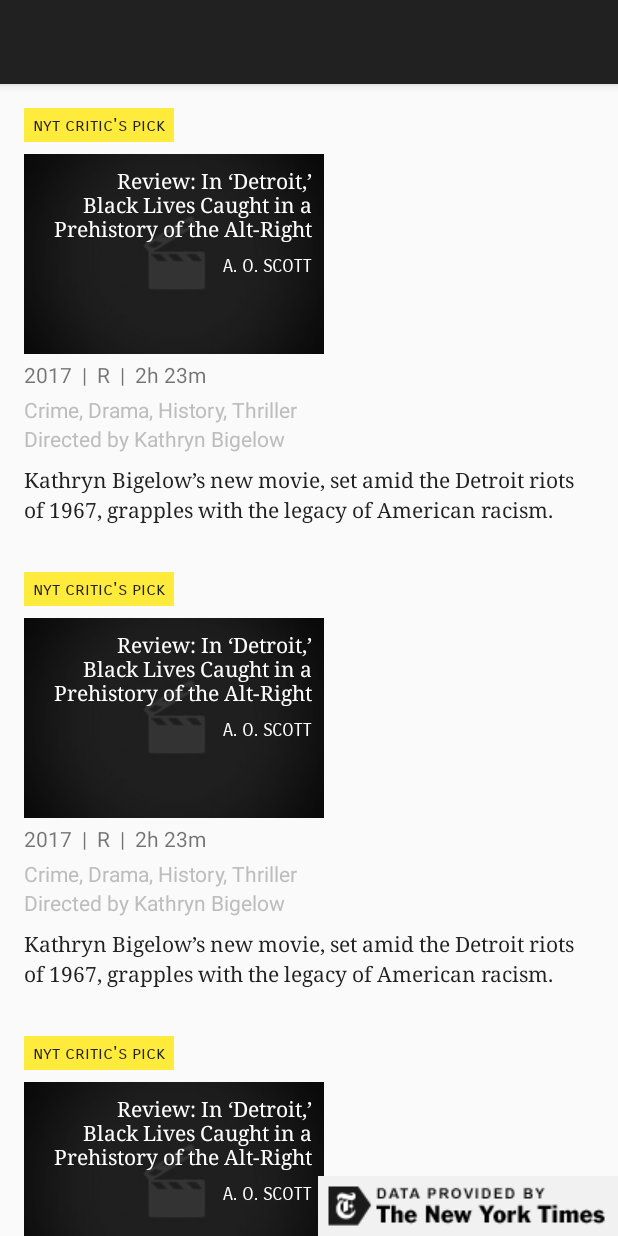
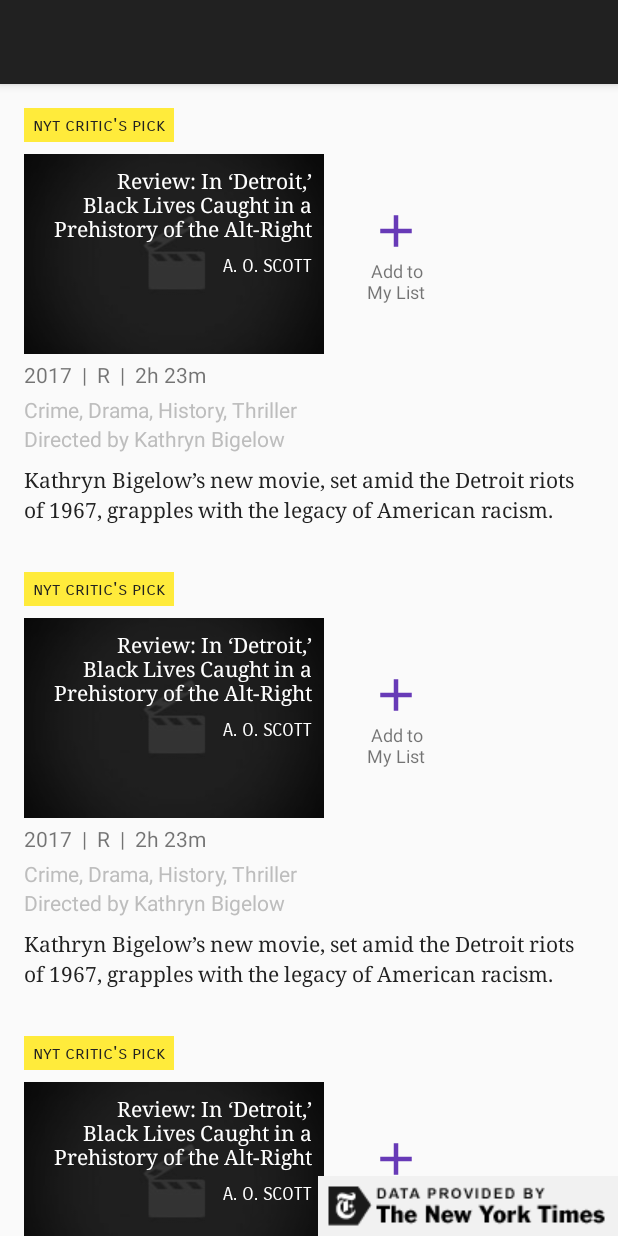
Before and after one commit to firekesti/NYTimes-Movies, an Android app: the layout activity_main.xml on its own in the app's theme, with its tools: preview values and no code run, on a phone screen of 412 x 824 dp. Run offline under Robolectric (Android 15) with nearby library versions, the phone set to English and light mode, and no system bars.

Commit message:
add view for add/remove from list

```diff
--- /dev/null
+++ b/app/src/main/res/drawable/add_icon.xml
@@ -0,0 +1,4 @@
+<?xml version="1.0" encoding="utf-8"?>
+<bitmap xmlns:android="http://schemas.android.com/apk/res/android"
+        android:src="@drawable/ic_add_black_36dp"
+        android:tint="@color/colorAccent"/>
--- /dev/null
+++ b/app/src/main/res/drawable/remove_icon.xml
@@ -0,0 +1,4 @@
+<?xml version="1.0" encoding="utf-8"?>
+<bitmap xmlns:android="http://schemas.android.com/apk/res/android"
+        android:src="@drawable/ic_check_black_36dp"
+        android:tint="@color/colorAccent"/>
--- a/app/src/main/res/layout/movie_item.xml
+++ b/app/src/main/res/layout/movie_item.xml
@@ -89,6 +89,21 @@
         tools:text="A. O. SCOTT"/>
 
     <TextView
+        android:id="@+id/my_list_toggle"
+        android:layout_width="80dp"
+        android:layout_height="wrap_content"
+        android:layout_marginStart="8dp"
+        android:clickable="true"
+        android:drawableTop="@drawable/add_icon"
+        android:text="@string/add_to_list"
+        android:focusable="true"
+        android:gravity="center"
+        android:textSize="12sp"
+        app:layout_constraintBottom_toBottomOf="@id/thumbnail"
+        app:layout_constraintStart_toEndOf="@id/thumbnail"
+        app:layout_constraintTop_toTopOf="@id/thumbnail"/>
+
+    <TextView
         android:id="@+id/year_rating_runtime"
         android:layout_width="wrap_content"
         android:layout_height="wrap_content"
--- a/app/src/main/res/values/strings.xml
+++ b/app/src/main/res/values/strings.xml
@@ -7,4 +7,6 @@
     <string name="desc_nyt_data">Data provided by The New York Times</string>
     <string name="search">Search</string>
     <string name="search_movie_reviews">Search movie reviews</string>
+    <string name="add_to_list">Add to\nMy List</string>
+    <string name="remove_from_list">Remove from\nMy List</string>
 </resources>
```
Also changed, not shown: app/src/main/res/drawable-hdpi/ic_add_black_36dp.png (added), app/src/main/res/drawable-hdpi/ic_check_black_36dp.png (added), app/src/main/res/drawable-mdpi/ic_add_black_36dp.png (added), app/src/main/res/drawable-mdpi/ic_check_black_36dp.png (added), app/src/main/res/drawable-xhdpi/ic_add_black_36dp.png (added), app/src/main/res/drawable-xhdpi/ic_check_black_36dp.png (added), app/src/main/res/drawable-xxhdpi/ic_add_black_36dp.png (added), app/src/main/res/drawable-xxhdpi/ic_check_black_36dp.png (added), app/src/main/res/drawable-xxxhdpi/ic_add_black_36dp.png (added), app/src/main/res/drawable-xxxhdpi/ic_check_black_36dp.png (added).
